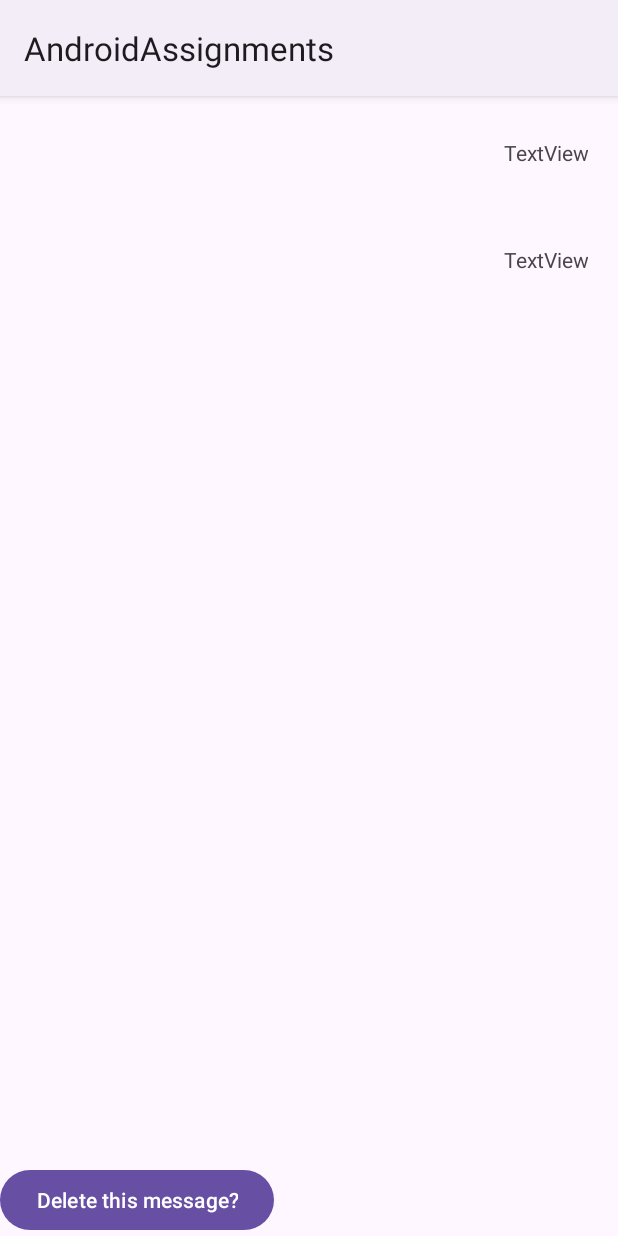
After one commit to thak1400/AndroidAssignments, an Android app: the MessageDetails screen opened directly, with no data from a screen before it, on a phone screen of 412 x 824 dp. The commit adds this screen. Run offline under Robolectric (Android 15) with nearby library versions, the phone set to English and light mode, and no system bars.

Commit message:
Finished Assignment 3, part 3

```diff
--- /dev/null
+++ b/app/src/main/java/com/code/wlu/abdulrahman/myapplication/MessageDetails.java
@@ -0,0 +1,22 @@
+package com.code.wlu.abdulrahman.myapplication;
+
+import androidx.appcompat.app.AppCompatActivity;
+
+import android.os.Bundle;
+
+public class MessageDetails extends AppCompatActivity {
+
+    @Override
+    protected void onCreate(Bundle savedInstanceState) {
+        super.onCreate(savedInstanceState);
+        setContentView(R.layout.activity_message_details);
+        Bundle bundle = getIntent().getExtras();
+        MessageFragment ms = new MessageFragment(null);
+        ms.setArguments(bundle);
+        getSupportFragmentManager().beginTransaction()
+                .setReorderingAllowed(true)
+                .add(R.id.messageDetails, ms)
+                .commit();
+
+    }
+}
--- /dev/null
+++ b/app/src/main/java/com/code/wlu/abdulrahman/myapplication/MessageFragment.java
@@ -0,0 +1,58 @@
+package com.code.wlu.abdulrahman.myapplication;
+
+import android.app.Activity;
+import android.content.Intent;
+import android.os.Bundle;
+import android.view.LayoutInflater;
+import android.view.View;
+import android.view.ViewGroup;
+import android.widget.Button;
+import android.widget.TextView;
+
+import androidx.annotation.NonNull;
+import androidx.annotation.Nullable;
+import androidx.fragment.app.Fragment;
+
+public class MessageFragment extends Fragment {
+
+    int position = 0;
+    ChatWindow chatWindow;
+
+    public MessageFragment(ChatWindow cw) {
+        chatWindow = cw;
+    }
+
+    @Nullable
+    @Override
+    public View onCreateView(@NonNull LayoutInflater inflater, @Nullable ViewGroup container, @Nullable Bundle savedInstanceState) {
+        return inflater.inflate(R.layout.fragment_message_details, container, false);
+    }
+
+    @Override
+    public void onViewCreated(@NonNull View view, Bundle savedInstanceState) {
+        TextView txtMsg = view.findViewById(R.id.txtMsg);
+        TextView txtMsgId = view.findViewById(R.id.txtMsgId);
+        Button deleteMsg = view.findViewById(R.id.deleteMsg);
+        Bundle bundle = this.getArguments();
+        if (bundle != null) {
+            long msgId = bundle.getLong("msg_id", 0);
+            String msg = bundle.getString("msg", "");
+            position = bundle.getInt("position", 0);
+            txtMsg.setText(msg);
+            txtMsgId.setText(String.valueOf(msgId));
+        }
+        deleteMsg.setOnClickListener(v -> {
+            if (chatWindow == null) {
+                Intent intent = new Intent();
+                long msgId = Long.parseLong(txtMsgId.getText().toString());
+                intent.putExtra("msg_id", msgId);
+                intent.putExtra("position", position);
+                getActivity().setResult(Activity.RESULT_OK, intent);
+                getActivity().finish();
+            } else {
+                long msgId = Long.parseLong(txtMsgId.getText().toString());
+                chatWindow.deleteMessage(msgId, position);
+            }
+        });
+    }
+}
--- /dev/null
+++ b/app/src/main/res/layout/activity_message_details.xml
@@ -0,0 +1,10 @@
+<?xml version="1.0" encoding="utf-8"?>
+<FrameLayout xmlns:android="http://schemas.android.com/apk/res/android"
+    xmlns:app="http://schemas.android.com/apk/res-auto"
+    xmlns:tools="http://schemas.android.com/tools"
+    android:layout_width="match_parent"
+    android:layout_height="match_parent"
+    tools:context=".MessageDetails"
+    android:id="@+id/messageDetails">
+
+</FrameLayout>
--- /dev/null
+++ b/app/src/main/res/layout/fragment_message_details.xml
@@ -0,0 +1,39 @@
+<?xml version="1.0" encoding="utf-8"?>
+<androidx.constraintlayout.widget.ConstraintLayout xmlns:android="http://schemas.android.com/apk/res/android"
+    xmlns:app="http://schemas.android.com/apk/res-auto"
+    xmlns:tools="http://schemas.android.com/tools"
+    android:layout_width="match_parent"
+    android:layout_height="match_parent">
+
+    <TextView
+        android:id="@+id/txtMsg"
+        android:layout_width="match_parent"
+        android:layout_height="wrap_content"
+        android:layout_marginTop="28dp"
+        android:layout_marginHorizontal="20dp"
+        android:text="TextView"
+        app:layout_constraintEnd_toEndOf="parent"
+        app:layout_constraintStart_toStartOf="parent"
+        app:layout_constraintTop_toTopOf="parent"
+        android:gravity="right"/>
+
+    <TextView
+        android:id="@+id/txtMsgId"
+        android:layout_width="match_parent"
+        android:layout_height="wrap_content"
+        android:layout_marginTop="52dp"
+        android:layout_marginHorizontal="20dp"
+        android:text="TextView"
+        app:layout_constraintEnd_toEndOf="parent"
+        app:layout_constraintStart_toStartOf="parent"
+        app:layout_constraintTop_toBottomOf="@+id/txtMsg"
+        android:gravity="right"/>
+
+    <Button
+        android:id="@+id/deleteMsg"
+        android:layout_width="wrap_content"
+        android:layout_height="wrap_content"
+        android:text="@string/delete_this_message"
+        app:layout_constraintBottom_toBottomOf="parent"
+        app:layout_constraintStart_toStartOf="parent" />
+</androidx.constraintlayout.widget.ConstraintLayout>
--- a/app/src/main/res/values/strings.xml
+++ b/app/src/main/res/values/strings.xml
@@ -43,4 +43,7 @@
     <string name="toolbarMenuItem2Dialog">Do you want to go back?</string>
     <string name="messageDialogHint">New Messages</string>
     <string name="aboutMenu">About</string>
+    <string name="weather_Button">Weather Forecast</string>
+    <string name="select_city">Please select a city</string>
+    <string name="delete_this_message">Delete this message?</string>
 </resources>
```
Also changed, not shown: app/src/main/AndroidManifest.xml (+9 -1 lines), app/src/main/java/com/code/wlu/abdulrahman/myapplication/ChatDatabaseHelper.java (+7 -1 lines), app/src/main/java/com/code/wlu/abdulrahman/myapplication/ChatWindow.java (+73 -2 lines), app/src/main/java/com/code/wlu/abdulrahman/myapplication/MainActivity.java (+34 -1 lines), app/src/main/java/com/code/wlu/abdulrahman/myapplication/WeatherForecast.java (added, +237 -0 lines), app/src/main/res/layout-sw600dp/activity_chat_window.xml (added, +41 -0 lines), app/src/main/res/layout-w600dp-land/activity_chat_window.xml (added, +41 -0 lines), app/src/main/res/layout/activity_main.xml (+31 -2 lines), app/src/main/res/layout/activity_weather_forecast.xml (added, +47 -0 lines), app/src/main/res/values/arrays.xml (added, +9 -0 lines), 1 other file.
